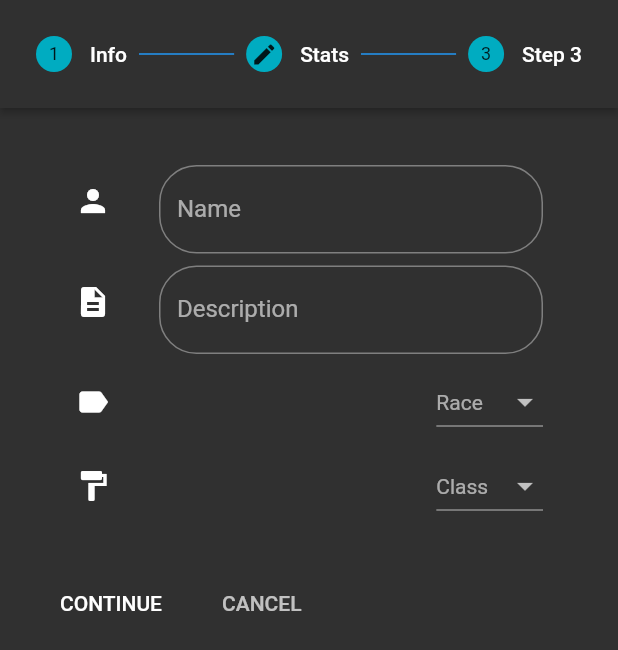
After one commit to DylanHobbs/Starfinder-Companion, a Flutter app: the ToonCreation screen opened directly, on a phone screen of 412 x 824 dp. The commit adds this screen. Shown: the top 650 px of the screen. Run offline on Flutter 3.47's test engine with Material 2 defaults, Android fonts, the phone set to English and light mode, and no system bars; Roboto replaces fonts that are missing (Hind, Montserrat, Poppins).

Commit message:
Charecter creation widget using a stepper form. Something is overflowing and causing it to fail. In addition, some restructring will be needed to organise things into one form with seperate form inputs for collection and creation of an actual character. Alternitvly, we can keep the 3 forms as they are and send 3 forms acorss. This might actually make more sense if we are going to be seperating the big aul JSON sheet.

```diff
--- /dev/null
+++ b/lib/components/ToonCreator.dart
@@ -0,0 +1,112 @@
+import 'package:flutter/material.dart';
+import 'DropDownField.dart';
+import 'InputTextField.dart';
+
+class ToonCreationState extends State<ToonCreation> {
+  int currentStep = 0;
+
+  List<Step> steps = [
+    new Step(
+        // Title of the Step
+        title: new Text("Info"),
+        // Content, it can be any widget here. Using basic Text for this example
+        content: new Form(
+                child: ListView(
+                  padding: new EdgeInsets.all(10.0),
+                  shrinkWrap: true,
+                  children: <Widget>[
+                    InputTextField(Icons.person, "Name", Colors.cyanAccent),
+                    InputTextField(Icons.description, "Description", Colors.cyanAccent),
+                    DropdownField(Icons.label, "Race"),
+                    DropdownField(Icons.format_paint, "Class"),
+                  ],
+                ),
+              ),
+        isActive: true),
+    new Step(
+        title: new Text("Stats"),
+        content: new Form(
+                child: ListView(
+                  padding: new EdgeInsets.all(10.0),
+                  shrinkWrap: true,
+                  children: <Widget>[
+                    InputTextField(Icons.camera, "Str", Colors.cyanAccent),
+                    InputTextField(Icons.donut_large, "Con", Colors.cyanAccent),
+                    InputTextField(Icons.drag_handle, "Dex", Colors.cyanAccent),
+                    InputTextField(Icons.book, "Int", Colors.cyanAccent),
+                    InputTextField(Icons.wifi, "Wis", Colors.cyanAccent),
+                    InputTextField(Icons.thumbs_up_down, "Cha", Colors.cyanAccent),
+                  ],
+                ),
+              ),
+        // You can change the style of the step icon i.e number, editing, etc.
+        state: StepState.editing,
+        isActive: true),
+    new Step(
+        title: new Text("Step 3"),
+        content: new Text("Hello World!"),
+        isActive: true),
+];
+  @override
+  Widget build(BuildContext context) {
+      return new Scaffold(
+      body: new Container(
+          child: new Stepper(
+        currentStep: this.currentStep,
+        // List the steps you would like to have
+        steps: steps,
+        // Define the type of Stepper style
+        // StepperType.horizontal :  Horizontal Style
+        // StepperType.vertical   :  Vertical Style
+        type: StepperType.horizontal,
+        // Know the step that is tapped
+        onStepTapped: (step) {
+          // On hitting step itself, change the state and jump to that step
+          setState(() {
+            // update the variable handling the current step value
+            // jump to the tapped step
+            currentStep = step;
+          });
+          // Log function call
+          print("Current Step : " + this.currentStep.toString());
+        },
+        onStepCancel: () {
+          // On hitting cancel button, change the state
+          setState(() {
+            // update the variable handling the current step value
+            // going back one step i.e subtracting 1, until its 0
+            if (currentStep > 0) {
+              currentStep = currentStep - 1;
+            } else {
+              currentStep = 0;
+            }
+          });
+          // Log function call
+          print("onStepCancel : " + currentStep.toString());
+        },
+        // On hitting continue button, change the state
+        onStepContinue: () {
+          setState(() {
+            // update the variable handling the current step value
+            // going back one step i.e adding 1, until its the length of the step
+            if (currentStep < steps.length - 1) {
+              currentStep = currentStep + 1;
+            } else {
+              currentStep = 0;
+            }
+          });
+          // Log function call
+          print("onStepContinue : " + currentStep.toString());
+        },
+      )),
+    );
+  }
+}
+
+class ToonCreation extends StatefulWidget {
+  @override
+  ToonCreationState createState() {
+    // TODO: Possible to pass CharecterStorageHere to allow saving save?
+    return ToonCreationState();
+  }
+}
```
Also changed, not shown: lib/charecterStorage.dart (+11 -4 lines), lib/main.dart (+24 -12 lines).
